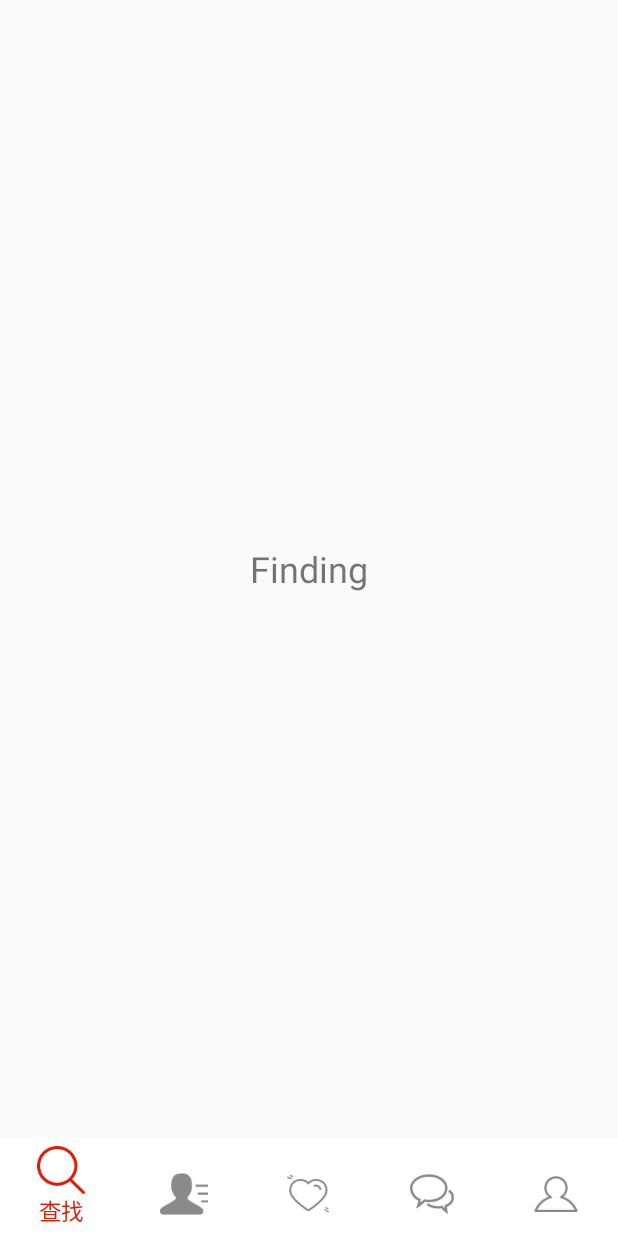
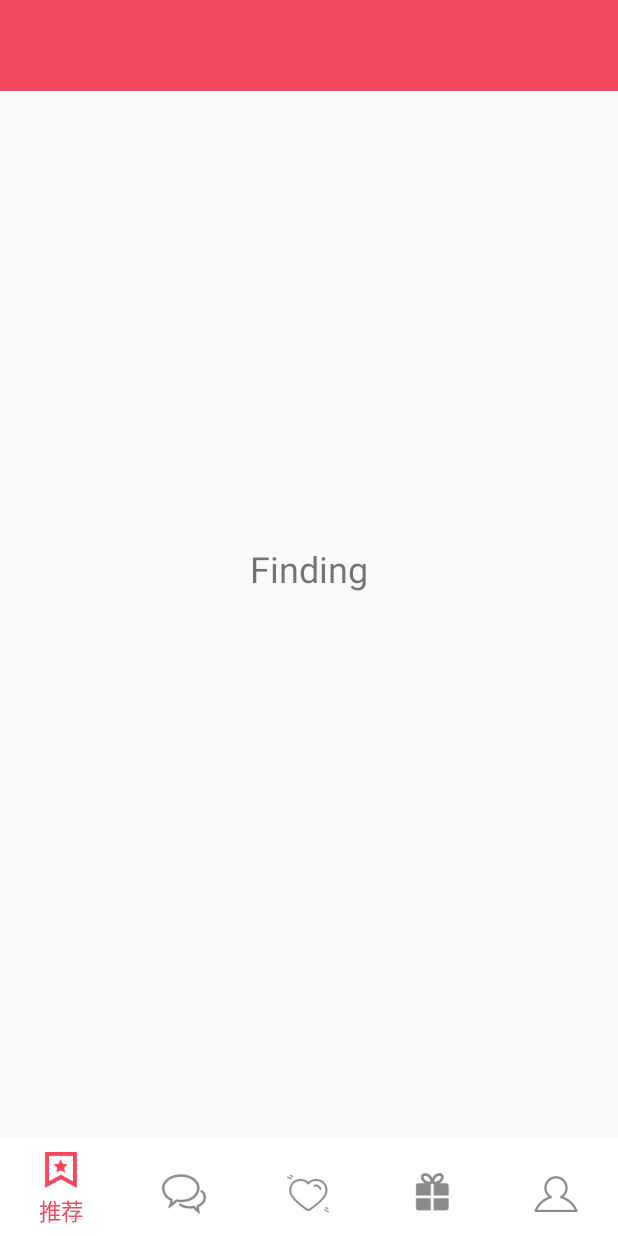
Before and after one commit to GZDong/Ainiyo2, an Android app: the screen it shows after launch (MainActivity), on a phone screen of 412 x 824 dp. Run offline under Robolectric (Android 15) with nearby library versions, the phone set to English and light mode, and no system bars; libraries missing offline, so code that uses them is left out: com.hyphenate, com.hyphenate.chat; 7 statements that could not run were skipped.

Commit message:
修改底栏状态

```diff
--- a/app/src/main/java/com/huadi/android/ainiyo/MainActivity.java
+++ b/app/src/main/java/com/huadi/android/ainiyo/MainActivity.java
@@ -2,6 +2,8 @@ package com.huadi.android.ainiyo;
 
 
 import android.content.pm.PackageManager;
+import android.graphics.Color;
+import android.os.Build;
 import android.os.Bundle;
 import android.support.annotation.NonNull;
 import android.support.v4.app.ActivityCompat;
@@ -12,6 +14,8 @@ import android.support.v4.content.ContextCompat;
 import android.support.v4.view.ViewPager;
 import android.support.v7.app.ActionBar;
 import android.support.v7.app.AppCompatActivity;
+import android.view.View;
+import android.view.WindowManager;
 import android.widget.FrameLayout;
 import android.widget.RadioButton;
 import android.widget.RadioGroup;
@@ -65,6 +69,13 @@ public class MainActivity extends AppCompatActivity implements RadioGroup.OnChec
     protected void onCreate(Bundle savedInstanceState) {
         super.onCreate(savedInstanceState);
         setContentView(R.layout.activity_main);
+//        if (Build.VERSION.SDK_INT >= 21) {
+//            View decorView = getWindow().getDecorView();
+//            int option = View.SYSTEM_UI_FLAG_LAYOUT_FULLSCREEN
+//                    | View.SYSTEM_UI_FLAG_LAYOUT_STABLE;
+//            decorView.setSystemUiVisibility(option);
+//            getWindow().setStatusBarColor(Color.TRANSPARENT);
+//        }
 
         if (ContextCompat.checkSelfPermission(MainActivity.this,"android.permission.WRITE_EXTERNAL_STORAGE") != PackageManager.PERMISSION_GRANTED){
             ActivityCompat.requestPermissions(MainActivity.this,new String[] {"android.permission.WRITE_EXTERNAL_STORAGE"},1);
@@ -96,6 +107,13 @@ public class MainActivity extends AppCompatActivity implements RadioGroup.OnChec
 
         mAdapter = new MyFragmentPagerAdapter(getSupportFragmentManager());
         bindViews();
+        if (Build.VERSION.SDK_INT >= Build.VERSION_CODES.KITKAT) {
+            //透明状态栏
+            getWindow().addFlags(WindowManager.LayoutParams.FLAG_TRANSLUCENT_STATUS);
+            //透明导航栏
+            getWindow().addFlags(WindowManager.LayoutParams.FLAG_TRANSLUCENT_NAVIGATION);
+        }
+
     }
 
     private void bindViews() {
@@ -343,4 +361,6 @@ public class MainActivity extends AppCompatActivity implements RadioGroup.OnChec
             }
         }
     }
+
+
 }
--- /dev/null
+++ b/app/src/main/res/drawable/ic_tab_activity.xml
@@ -0,0 +1,6 @@
+<?xml version="1.0" encoding="utf-8"?>
+<selector xmlns:android="http://schemas.android.com/apk/res/android">
+    <item android:state_selected="true" android:state_pressed="false" android:drawable="@mipmap/ic_activity_selected" />
+    <item android:state_checked="true" android:state_pressed="false" android:drawable="@mipmap/ic_activity_selected" />
+    <item android:drawable="@mipmap/ic_activity_unselected" />
+</selector>
--- a/app/src/main/res/drawable/ic_tab_text_color.xml
+++ b/app/src/main/res/drawable/ic_tab_text_color.xml
@@ -1,7 +1,7 @@
 <?xml version="1.0" encoding="utf-8"?>
 <selector xmlns:android="http://schemas.android.com/apk/res/android">
     xmlns:android="http://schemas.android.com/apk/res/android">
-    <item android:state_selected="true" android:state_pressed="false" android:color="#d81e06" />
-    <item android:state_checked="true" android:state_pressed="false" android:color="#d81e06" />
+    <item android:state_selected="true" android:state_pressed="false" android:color="@color/theme_red" />
+    <item android:state_checked="true" android:state_pressed="false" android:color="@color/theme_red" />
     <item  android:color="#8a8a8a" />
 </selector>
--- a/app/src/main/res/layout/activity_main.xml
+++ b/app/src/main/res/layout/activity_main.xml
@@ -2,6 +2,7 @@
     xmlns:tools="http://schemas.android.com/tools" android:layout_width="match_parent"
     android:layout_height="match_parent"
     tools:context="com.huadi.android.ainiyo.MainActivity">
+
 
     <RadioGroup
         android:id="@+id/bottom_bar"
@@ -21,7 +22,7 @@
             android:button="@null"
             android:checked="true"
             android:gravity="center"
-            android:text="查找"
+            android:text="推荐"
             android:textColor="@drawable/ic_tab_text_color"
             android:drawableTop="@drawable/ic_tab_finding"
             />
@@ -36,7 +37,7 @@
             android:gravity="center"
             android:text="通讯录"
             android:textColor="@drawable/ic_tab_text_color"
-            android:drawableTop="@drawable/ic_tab_addressbook"
+            android:drawableTop="@drawable/ic_tab_chatting"
             />
 
 
@@ -61,9 +62,9 @@
             android:button="@null"
             android:checked="true"
             android:gravity="center"
-            android:text="聊天"
+            android:text="活动圈"
             android:textColor="@drawable/ic_tab_text_color"
-            android:drawableTop="@drawable/ic_tab_chatting"
+            android:drawableTop="@drawable/ic_tab_activity"
             />
 
         <RadioButton
@@ -94,6 +95,6 @@
         android:id="@+id/vpager"
         android:layout_width="match_parent"
         android:layout_height="match_parent"
-        android:layout_above="@id/bottom_bar" />
+        android:layout_above="@id/bottom_bar"/>
 
 </RelativeLayout>
--- a/app/src/main/res/layout/fragment_finding.xml
+++ b/app/src/main/res/layout/fragment_finding.xml
@@ -2,7 +2,33 @@
     xmlns:tools="http://schemas.android.com/tools"
     android:layout_width="match_parent"
     android:layout_height="match_parent"
+    android:clipToPadding="true"
+    android:fitsSystemWindows="true"
     tools:context="com.huadi.android.ainiyo.frag.FindingFragment">
+
+    <RelativeLayout
+        android:id="@+id/title_bar"
+        android:layout_width="match_parent"
+        android:layout_height="62dp"
+        android:background="@color/theme_red">
+
+        <TextView
+            android:id="@+id/txt_topbar"
+            android:layout_width="match_parent"
+            android:layout_height="match_parent"
+            android:layout_centerInParent="true"
+            android:gravity="center"
+            android:text=""
+            android:textColor="@color/white"
+            android:textSize="18sp" />
+
+        <View
+            android:layout_width="match_parent"
+            android:layout_height="2px"
+            android:layout_alignParentBottom="true"
+            android:background="@color/white" />
+
+    </RelativeLayout>
 
     <!-- TODO: Update blank fragment layout -->
     <TextView android:layout_width="match_parent"
--- a/app/src/main/res/values/colors.xml
+++ b/app/src/main/res/values/colors.xml
@@ -7,4 +7,5 @@
     <color name="white">#ffffff</color>
     <color name="gray">#ff666666</color>
     <color name="soothing_blue">#00bf23</color>
+    <color name="theme_red">#F3485D</color>
 </resources>
--- a/app/src/main/res/values/styles.xml
+++ b/app/src/main/res/values/styles.xml
@@ -7,6 +7,7 @@
         <item name="colorPrimaryDark">@color/colorPrimaryDark</item>
         <item name="colorAccent">@color/colorAccent</item>
         <item name="android:buttonStyle">@style/OralButton</item>
+        <!--<item name="android:windowTranslucentStatus">true</item>-->
     </style>
 
     <style name="MyEditText" parent="Theme.AppCompat.Light">
```
Also changed, not shown: app/src/main/java/com/huadi/android/ainiyo/activity/ChattingActivity.java (+13 -0 lines), app/src/main/res/layout/fragment_mode.xml (+45 -12 lines), app/src/main/res/values-v19/styles.xml (added, +11 -0 lines), app/src/main/res/mipmap-xhdpi/ic_activity_selected.png (added), app/src/main/res/mipmap-xhdpi/ic_activity_unselected.png (added), app/src/main/res/mipmap-xhdpi/ic_finding_selected.png, app/src/main/res/mipmap-xhdpi/ic_finding_unselected.png.
